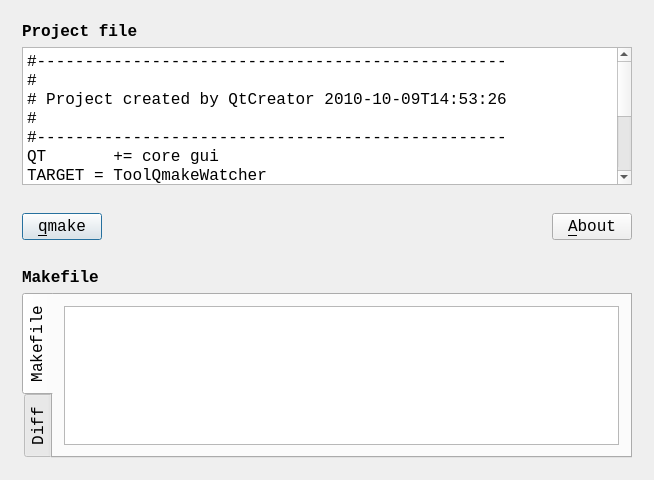
The window that Tools/ToolQmakeWatcher/qtqmakewatchermaindialog.ui (richelbilderbeek/ProjectRichelBilderbeek) describes before a commit, drawn with Qt 5.
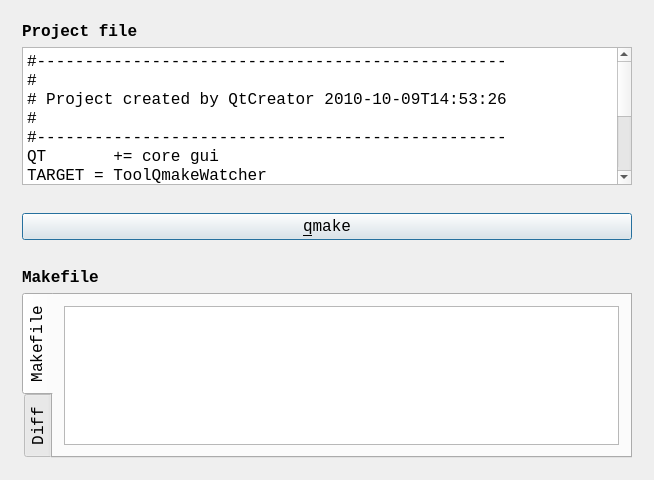
The same window after the commit.

```diff
--- a/Tools/ToolQmakeWatcher/qtqmakewatchermaindialog.ui
+++ b/Tools/ToolQmakeWatcher/qtqmakewatchermaindialog.ui
@@ -73,26 +73,6 @@
         </property>
        </widget>
       </item>
-      <item>
-       <spacer name="horizontalSpacer">
-        <property name="orientation">
-         <enum>Qt::Horizontal</enum>
-        </property>
-        <property name="sizeHint" stdset="0">
-         <size>
-          <width>40</width>
-          <height>20</height>
-         </size>
-        </property>
-       </spacer>
-      </item>
-      <item>
-       <widget class="QPushButton" name="button_about">
-        <property name="text">
-         <string>&amp;About</string>
-        </property>
-       </widget>
-      </item>
      </layout>
     </widget>
    </item>
```
